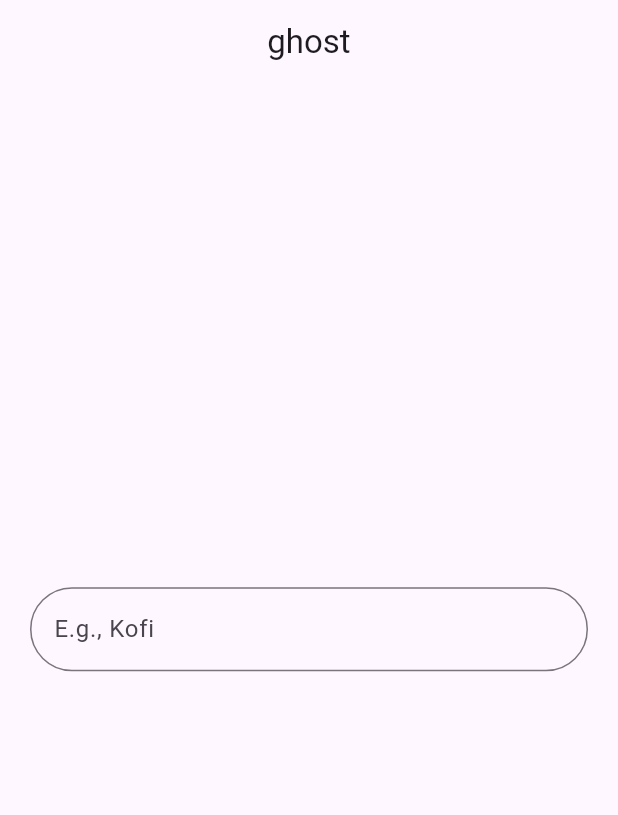
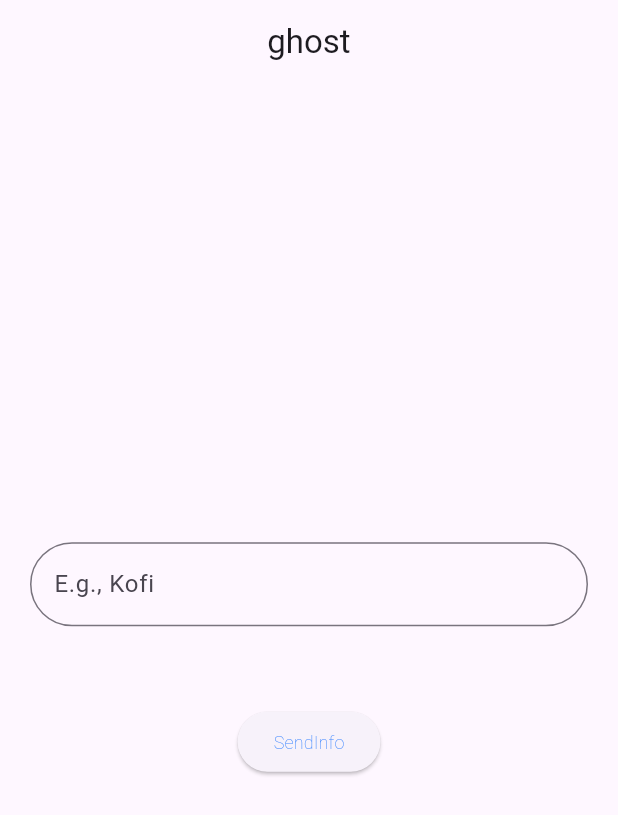
Before and after one commit to kwabena369/LeaveTracks, a Flutter app: the screen it shows after launch, on a phone screen of 412 x 824 dp. Shown: the top 815 px of the screen. Run offline on Flutter 3.47's test engine with Material 3 defaults, Android fonts, the phone set to English and light mode, and no system bars; our stand-ins replace geolocator, google_maps_flutter.

Commit message:
btn_sendContent

```diff
--- a/leave_tracks/lib/Screens/DumyTest/InputTest.dart
+++ b/leave_tracks/lib/Screens/DumyTest/InputTest.dart
@@ -23,7 +23,6 @@ class _InputTestState extends State<InputTest> {
     await HttpHelper().SendContent(inputValue);
   }
 
-
   @override
   Widget build(BuildContext context) {
     return Scaffold(
@@ -42,6 +41,21 @@ class _InputTestState extends State<InputTest> {
               ),
               const SizedBox(height: 20),
               Text(inputValue),
+              SizedBox(
+                height: 12,
+              ),
+              //  the btn for sending the information
+              ElevatedButton(
+                  onPressed: () {
+                    SendInformation();
+                  },
+                  child: const Text(
+                    "SendInfo",
+                    style: TextStyle(
+                        color: Colors.blueAccent,
+                        fontWeight: FontWeight.w100,
+                        fontSize: 12),
+                  ))
             ],
           ),
         ));
```
